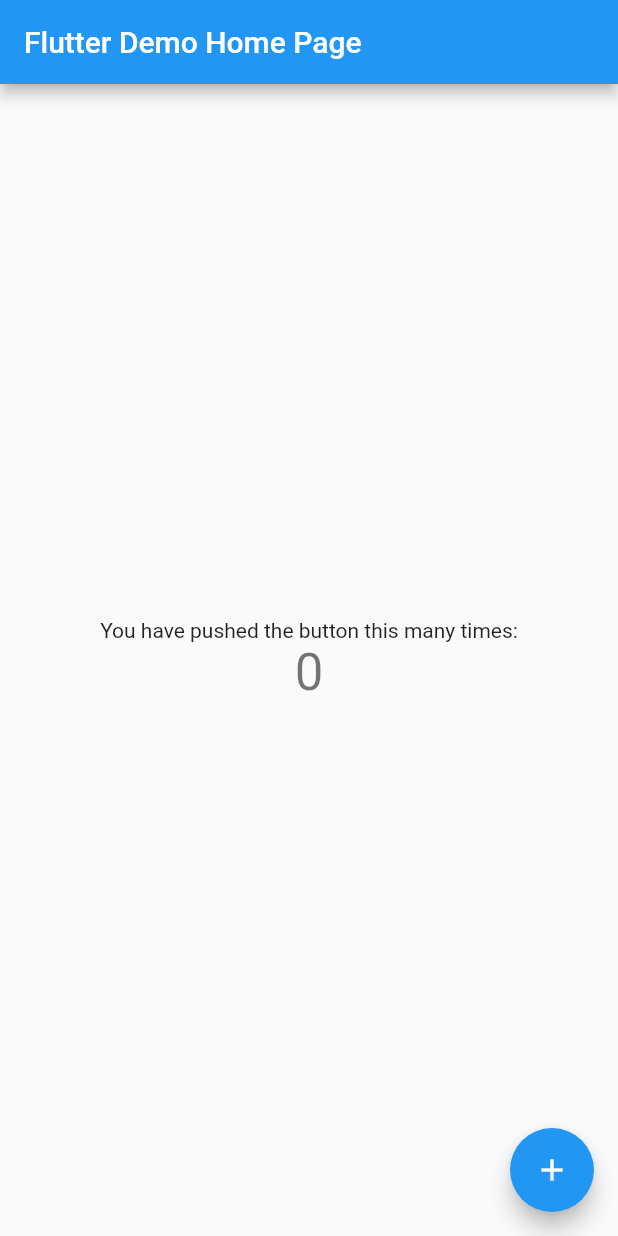
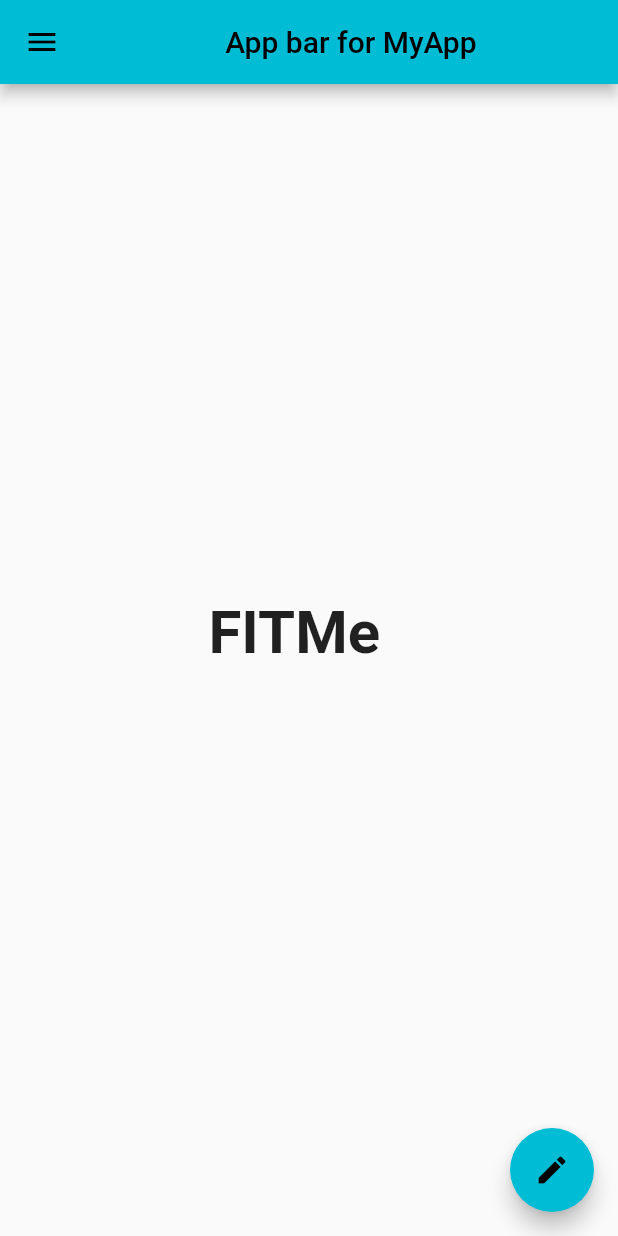
Before and after one commit to dhruvjoshigit-25/FitMe, a Flutter app: the screen it shows after launch, on a phone screen of 412 x 824 dp. Run offline on Flutter 3.47's test engine with Material 2 defaults, Android fonts, the phone set to English and light mode, and no system bars.

Commit message:
Initial change to main.dart

```diff
--- a/fitme/lib/main.dart
+++ b/fitme/lib/main.dart
@@ -1,113 +1,104 @@
+import 'package:flutter/cupertino.dart';
 import 'package:flutter/material.dart';
 
-void main() {
-  runApp(MyApp());
+void main(){
+  runApp(
+    MaterialApp(
+      title: "MyApp",
+      home: NewHomePage(),
+      theme: ThemeData(
+        primarySwatch: Colors.cyan,
+      ),
+    ),
+  );
 }
 
-class MyApp extends StatelessWidget {
-  // This widget is the root of your application.
-  @override
-  Widget build(BuildContext context) {
-    return MaterialApp(
-      title: 'Flutter Demo',
-      theme: ThemeData(
-        // This is the theme of your application.
-        //
-        // Try running your application with "flutter run". You'll see the
-        // application has a blue toolbar. Then, without quitting the app, try
-        // changing the primarySwatch below to Colors.green and then invoke
-        // "hot reload" (press "r" in the console where you ran "flutter run",
-        // or simply save your changes to "hot reload" in a Flutter IDE).
-        // Notice that the counter didn't reset back to zero; the application
-        // is not restarted.
-        primarySwatch: Colors.blue,
-      ),
-      home: MyHomePage(title: 'Flutter Demo Home Page'),
-    );
-  }
-}
-
-class MyHomePage extends StatefulWidget {
-  MyHomePage({Key? key, required this.title}) : super(key: key);
-
-  // This widget is the home page of your application. It is stateful, meaning
-  // that it has a State object (defined below) that contains fields that affect
-  // how it looks.
-
-  // This class is the configuration for the state. It holds the values (in this
-  // case the title) provided by the parent (in this case the App widget) and
-  // used by the build method of the State. Fields in a Widget subclass are
-  // always marked "final".
-
-  final String title;
-
-  @override
-  _MyHomePageState createState() => _MyHomePageState();
-}
-
-class _MyHomePageState extends State<MyHomePage> {
-  int _counter = 0;
-
-  void _incrementCounter() {
-    setState(() {
-      // This call to setState tells the Flutter framework that something has
-      // changed in this State, which causes it to rerun the build method below
-      // so that the display can reflect the updated values. If we changed
-      // _counter without calling setState(), then the build method would not be
-      // called again, and so nothing would appear to happen.
-      _counter++;
-    });
-  }
+class NewHomePage extends StatelessWidget {
+  const NewHomePage({Key? key}) : super(key: key);
 
   @override
   Widget build(BuildContext context) {
-    // This method is rerun every time setState is called, for instance as done
-    // by the _incrementCounter method above.
-    //
-    // The Flutter framework has been optimized to make rerunning build methods
-    // fast, so that you can just rebuild anything that needs updating rather
-    // than having to individually change instances of widgets.
     return Scaffold(
       appBar: AppBar(
-        // Here we take the value from the MyHomePage object that was created by
-        // the App.build method, and use it to set our appbar title.
-        title: Text(widget.title),
+        title: Center(child: Text("App bar for MyApp")),
       ),
       body: Center(
-        // Center is a layout widget. It takes a single child and positions it
-        // in the middle of the parent.
-        child: Column(
-          // Column is also a layout widget. It takes a list of children and
-          // arranges them vertically. By default, it sizes itself to fit its
-          // children horizontally, and tries to be as tall as its parent.
-          //
-          // Invoke "debug painting" (press "p" in the console, choose the
-          // "Toggle Debug Paint" action from the Flutter Inspector in Android
-          // Studio, or the "Toggle Debug Paint" command in Visual Studio Code)
-          // to see the wireframe for each widget.
-          //
-          // Column has various properties to control how it sizes itself and
-          // how it positions its children. Here we use mainAxisAlignment to
-          // center the children vertically; the main axis here is the vertical
-          // axis because Columns are vertical (the cross axis would be
-          // horizontal).
-          mainAxisAlignment: MainAxisAlignment.center,
-          children: <Widget>[
-            Text(
-              'You have pushed the button this many times:',
+        child: Container(
+          child: Column(
+            mainAxisAlignment: MainAxisAlignment.center,
+            //crossAxisAlignment: CrossAxisAlignment.center,
+            children: [
+              Container(
+                padding: const EdgeInsets.all(8),
+
+                width: 150,
+                height: 100,
+                child: Text("FITMe",
+                  style: TextStyle(fontSize: 40,
+                      fontWeight: FontWeight.bold),
+                ),
+
+
+              ),
+
+
+            ],
+          ),
+        ),
+      ),
+
+      drawer: Drawer(
+        child: ListView(
+          padding: EdgeInsets.zero,
+          children: [
+
+            UserAccountsDrawerHeader(
+              accountName: Text("Jay Bhanushali"),
+              accountEmail: Text("ayalidigitalmedia.com"),
+              currentAccountPicture: CircleAvatar(
+                // child: Image.network(
+                //   "https://media.istockphoto.com/photos/portrait-of-young-businessman-standing-in-his-office-with-arms-picture-id1263966471?b=1&k=20&m=1263966471&s=170667a&w=0&h=1RR2Rfe3S9D60MUgV0Jo-MkSgPYlaOksQ46kAop-paY="
+                // ),
+                backgroundImage: NetworkImage(""
+                    "https://media.istockphoto.com/photos/style-that-says-lets-do-business-picture-id1294434031?b=1&k=20&m=1294434031&s=170667a&w=0&h=V-PgEi81N2jMjwGU1o5QFWcpxpScZtwWb7P6c2ChvL4="),
+              ),
             ),
-            Text(
-              '$_counter',
-              style: Theme.of(context).textTheme.headline4,
+            ListTile(
+              leading: Icon(Icons.person),
+              title: Text("Account"),
+              subtitle: Text("Personal"),
+              trailing: Icon(Icons.edit),
+
+            ),
+            ListTile(
+              leading: Icon(Icons.person),
+              title: Text("Email"),
+              subtitle: Text("jhb3@somaiya.edu"),
+              trailing: Icon(Icons.edit),
+
+            ),
+            ListTile(
+              leading: Icon(Icons.person),
+              title: Text("Name"),
+              subtitle: Text("Jay Bhanushali"),
+              trailing: Icon(Icons.edit),
+
             ),
           ],
         ),
       ),
+
+
+
+      // floatingActionButtonLocation: FloatingActionButtonLocation.centerFloat,
       floatingActionButton: FloatingActionButton(
-        onPressed: _incrementCounter,
-        tooltip: 'Increment',
-        child: Icon(Icons.add),
-      ), // This trailing comma makes auto-formatting nicer for build methods.
+        onPressed:(){} ,
+        child: Icon(Icons.edit),
+
+      ),
+
+
+
     );
   }
 }
```
